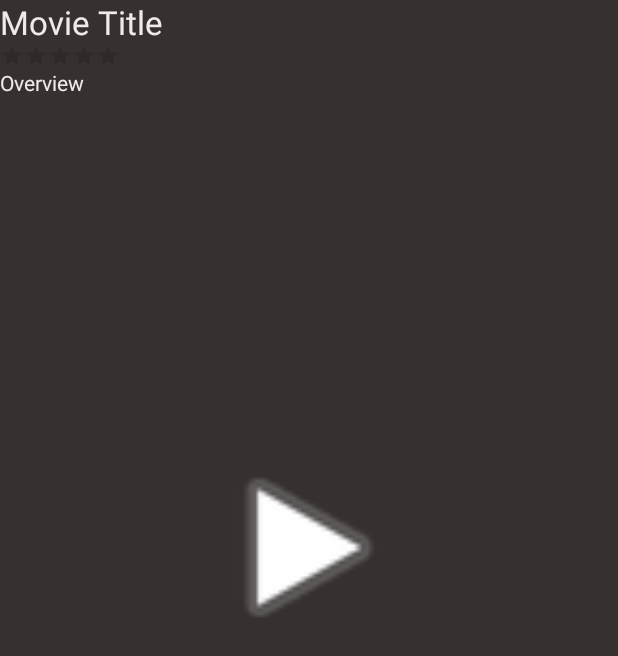
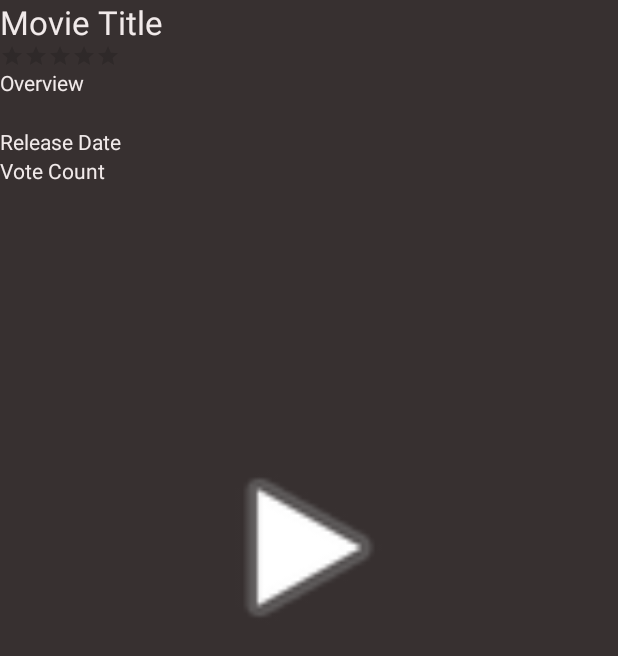
Before and after one commit to dtavana/FBU-Flixster, an Android app: the layout activity_movie_details.xml on its own in the app's theme, with its tools: preview values and no code run, on a phone screen of 412 x 824 dp. Shown: the top 656 px of the screen. Run offline under Robolectric (Android 15) with nearby library versions, the phone set to English and light mode, and no system bars.

Commit message:
Add Vote Count and Release Date to detailed movie page

```diff
--- a/app/src/main/java/com/dtavana/flixter/MovieDetailsActivity.java
+++ b/app/src/main/java/com/dtavana/flixter/MovieDetailsActivity.java
@@ -43,8 +43,9 @@ public class MovieDetailsActivity extends AppCompatActivity {
 
         binding.tvTitle.setText(movie.getTitle());
         binding.tvOverview.setText(movie.getOverview());
-
         binding.rbVoteAverage.setRating((float) (movie.getVoteAverage() / 2));
+        binding.tvRelease.setText(movie.getReleaseDate());
+        binding.tvVoteCount.setText(movie.getVoteCount());
 
         binding.getRoot().setOnClickListener(new View.OnClickListener() {
             @Override
@@ -55,7 +56,7 @@ public class MovieDetailsActivity extends AppCompatActivity {
 
                 if (movie.videoId == null) {
                     Log.d(TAG, "videoId not cached, fetching from API");
-                    client.get(String.format(VIDEO_URL, movie.id), p, new JsonHttpResponseHandler() {
+                    client.get(String.format(VIDEO_URL, movie.getId()), p, new JsonHttpResponseHandler() {
                         @Override
                         public void onSuccess(int statusCode, Headers headers, JSON json) {
                             Log.d(TAG, "Video onSuccess");
--- a/app/src/main/java/com/dtavana/flixter/models/Movie.java
+++ b/app/src/main/java/com/dtavana/flixter/models/Movie.java
@@ -15,7 +15,10 @@ public class Movie {
     String title;
     String overview;
     Double voteAverage;
-    public Integer id;
+    Integer id;
+    String releaseDate;
+    Integer voteCount;
+
     public String videoId;
 
     String size;
@@ -30,6 +33,8 @@ public class Movie {
         this.backgroundPath = obj.getString("backdrop_path");
         this.voteAverage = obj.getDouble("vote_average");
         this.id = obj.getInt("id");
+        this.releaseDate = obj.getString("release_date");
+        this.voteCount = obj.getInt("vote_count");
 
         this.size = size;
         this.imageBaseUrl = imageBaseUrl;
@@ -66,4 +71,16 @@ public class Movie {
     public void setVideoId(String videoId) {
         this.videoId = videoId;
     }
+
+    public Integer getId() {
+        return id;
+    }
+
+    public String getReleaseDate() {
+        return String.format("Released: %s", releaseDate.replace('-', '/'));
+    }
+
+    public String getVoteCount() {
+        return String.format("Vote Count: %d", voteCount);
+    }
 }
--- a/app/src/main/res/layout-land/activity_movie_details.xml
+++ b/app/src/main/res/layout-land/activity_movie_details.xml
@@ -29,7 +29,8 @@
         android:layout_alignParentLeft="true"
         android:layout_alignParentEnd="true"
         android:layout_alignParentRight="true"
-        android:text="Overview" />
+        android:text="Overview"
+        android:textColor="#F1EAEA" />
 
     <RatingBar
         android:id="@+id/rbVoteAverage"
@@ -51,4 +52,25 @@
         android:layout_marginTop="21dp"
         app:srcCompat="@android:drawable/ic_media_play" />
 
+    <TextView
+        android:id="@+id/tvRelease"
+        android:layout_width="wrap_content"
+        android:layout_height="wrap_content"
+        android:layout_below="@+id/tvOverview"
+        android:layout_alignParentStart="true"
+        android:layout_marginTop="20dp"
+        android:text="Release Date"
+        android:textColor="#F1EAEA" />
+
+    <TextView
+        android:id="@+id/tvVoteCount"
+        android:layout_width="wrap_content"
+        android:layout_height="wrap_content"
+        android:layout_below="@+id/tvRelease"
+        android:layout_alignParentStart="true"
+        android:layout_marginStart="0dp"
+        android:layout_marginTop="0dp"
+        android:text="Vote Count"
+        android:textColor="#F1EAEA" />
+
 </RelativeLayout>
--- a/app/src/main/res/layout/activity_movie_details.xml
+++ b/app/src/main/res/layout/activity_movie_details.xml
@@ -52,4 +52,25 @@
         android:layout_marginTop="213dp"
         app:srcCompat="@android:drawable/ic_media_play" />
 
+    <TextView
+        android:id="@+id/tvRelease"
+        android:layout_width="wrap_content"
+        android:layout_height="wrap_content"
+        android:layout_below="@+id/tvOverview"
+        android:layout_alignParentStart="true"
+        android:layout_marginTop="20dp"
+        android:text="Release Date"
+        android:textColor="#F1EAEA" />
+
+    <TextView
+        android:id="@+id/tvVoteCount"
+        android:layout_width="wrap_content"
+        android:layout_height="wrap_content"
+        android:layout_below="@+id/tvRelease"
+        android:layout_alignParentStart="true"
+        android:layout_marginStart="0dp"
+        android:layout_marginTop="0dp"
+        android:text="Vote Count"
+        android:textColor="#F1EAEA" />
+
 </RelativeLayout>
```
